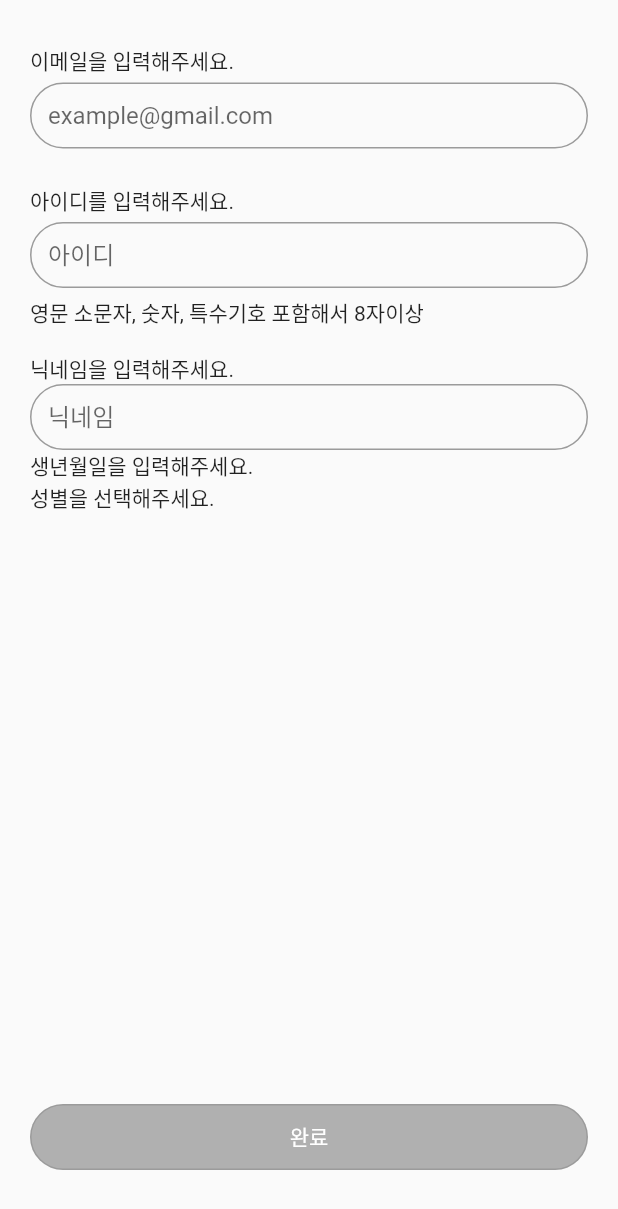
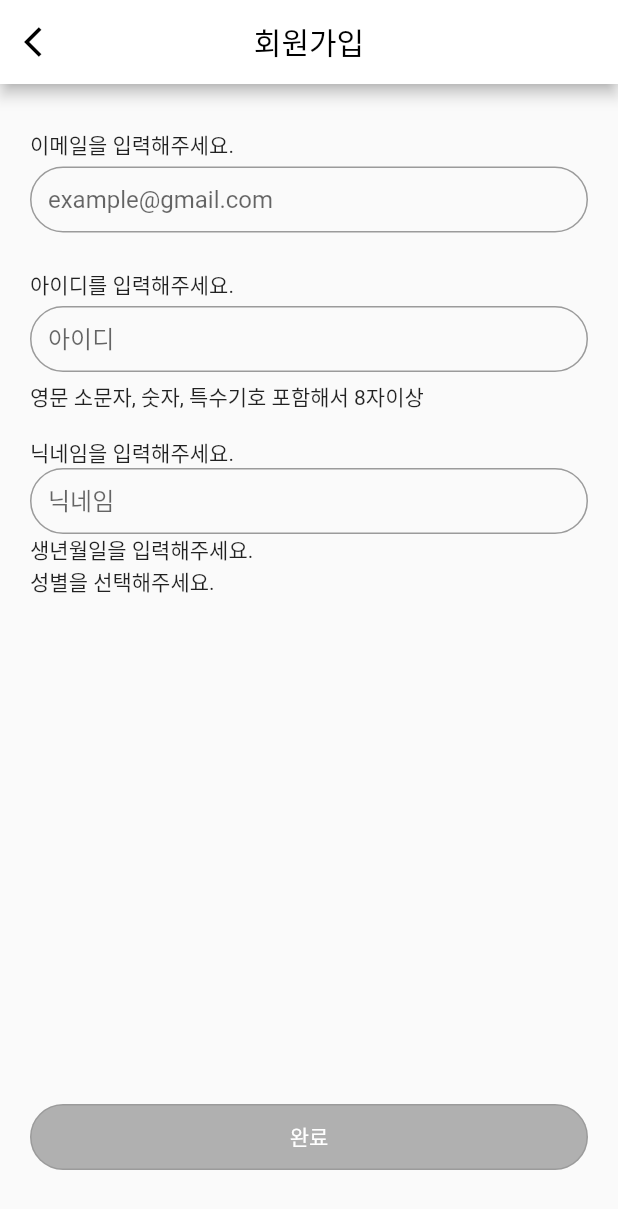
Before and after one commit to susanghan/spotright-flutter, a Flutter app: the screen it shows after launch, on a phone screen of 412 x 824 dp. Shown: the top 1209 px of the screen. Run offline on Flutter 3.47's test engine with Material 2 defaults, Android fonts, the phone set to English and light mode, and no system bars; our stand-ins replace get, google_maps_flutter.

Commit message:
FEAT: 회원가입 창 appbar 추가

```diff
--- a/lib/presentation/page/signup/sign_up.dart
+++ b/lib/presentation/page/signup/sign_up.dart
@@ -1,6 +1,7 @@
 import 'package:flutter/cupertino.dart';
 import 'package:flutter/material.dart';
 import 'package:get/get.dart';
+import 'package:spotright/presentation/common/colors.dart';
 import 'package:spotright/presentation/component/srctabutton/sr_cta_button.dart';
 import 'package:spotright/presentation/component/srctabutton/sr_cta_button_model.dart';
 import 'package:spotright/presentation/component/srtextfield/sr_text_field.dart';
@@ -21,6 +22,20 @@ class _SignUpState extends State<SignUp> {
   Widget build(BuildContext context) {
     return SafeArea(
       child: Scaffold(
+        appBar: AppBar(
+          leading: IconButton(
+            icon: Icon(Icons.arrow_back_ios, color: SrColors.black,),
+            onPressed: () {
+              Get.back();
+            },
+          ),
+          centerTitle: true,
+          backgroundColor: SrColors.white,
+          title: Text(
+            '회원가입',
+            style: TextStyle(color: SrColors.black),
+          ),
+        ),
         body: Padding(
           padding: EdgeInsets.symmetric(horizontal: 20),
           child: Stack(children: [
@@ -59,7 +74,8 @@ class _SignUpState extends State<SignUp> {
                 Obx(() => SrCTAButton(
                       srCTAButtonModel: SrCTAButtonModel(
                           text: '완료',
-                      isEnabled: signUpController.signUpState.ctaActive.value,
+                          isEnabled:
+                              signUpController.signUpState.ctaActive.value,
                           action: () {
                             signUpController.activateSignUpButton();
                           }),
```
Lines whose indentation alone changed are shown as unchanged.
